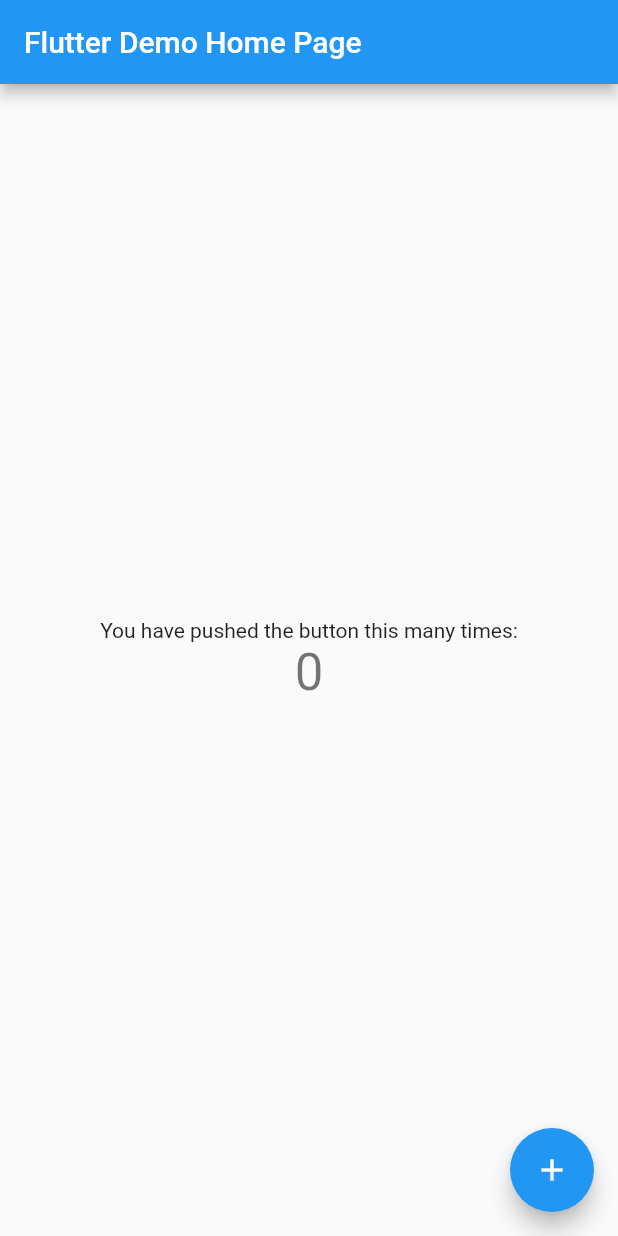
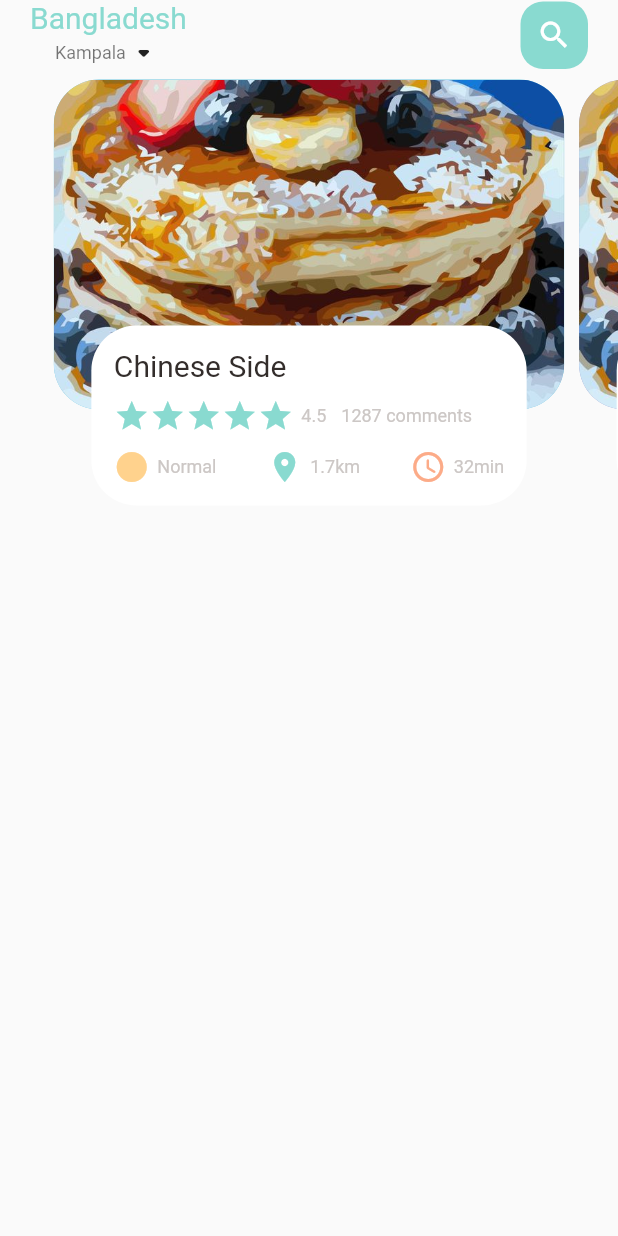
Before and after one commit to ssekuwanda/flutter_food_delivery, a Flutter app: the screen it shows after launch, on a phone screen of 412 x 824 dp. Run offline on Flutter 3.47's test engine with Material 2 defaults, Android fonts, the phone set to English and light mode, and no system bars.

Commit message:
added food zoom

```diff
--- /dev/null
+++ b/lib/home/food_page_body.dart
@@ -0,0 +1,147 @@
+import 'package:flutter/material.dart';
+import 'package:flutter_food_delivery_app/utils/colors.dart';
+import 'package:flutter_food_delivery_app/widgets/big_text.dart';
+import 'package:flutter_food_delivery_app/widgets/icon_and_text.dart';
+import 'package:flutter_food_delivery_app/widgets/small_text.dart';
+
+class FoodPageBody extends StatefulWidget {
+  const FoodPageBody({Key? key}) : super(key: key);
+
+  @override
+  _FoodPageBodyState createState() => _FoodPageBodyState();
+}
+
+class _FoodPageBodyState extends State<FoodPageBody> {
+  PageController pageController = PageController(viewportFraction: 0.85);
+  var _currPageValue = 0.0;
+  double _scaleFactor = 0.8;
+
+  @override
+  void initState() {
+    super.initState();
+    pageController.addListener(() {
+      setState(() {
+        _currPageValue = pageController.page!;
+      });
+    });
+  }
+
+  @override
+  void dispose() {
+    pageController.dispose();
+    super.dispose();
+  }
+
+  @override
+  Widget build(BuildContext context) {
+    return Container(
+      height: 320,
+      child: PageView.builder(
+          controller: pageController,
+          itemCount: 5,
+          itemBuilder: (context, position) {
+            return _buildPageItem(position);
+          }),
+    );
+  }
+
+  Widget _buildPageItem(int index) {
+    Matrix4 matrix = Matrix4.identity();
+    if (index == _currPageValue.floor()) {}
+    return Stack(
+      children: [
+        Container(
+          height: 220,
+          margin: EdgeInsets.only(
+            left: 5,
+            right: 5,
+            top: 6,
+          ),
+          decoration: BoxDecoration(
+            borderRadius: BorderRadius.circular(30),
+            color: index.isEven ? Color(0xFF69c5df) : Color(0xFF9294cc),
+            image: DecorationImage(
+              fit: BoxFit.cover,
+              image: AssetImage("assets/images/image6.jpg"),
+            ),
+          ),
+        ),
+        Align(
+          alignment: Alignment.bottomCenter,
+          child: Container(
+            height: 120,
+            margin: EdgeInsets.only(
+              left: 30,
+              right: 30,
+              bottom: 30,
+            ),
+            decoration: BoxDecoration(
+              borderRadius: BorderRadius.circular(30),
+              color: Colors.white,
+            ),
+            child: Container(
+              padding: EdgeInsets.only(
+                top: 15,
+                left: 15,
+                right: 15,
+              ),
+              child: Column(
+                crossAxisAlignment: CrossAxisAlignment.start,
+                children: [
+                  BigText(text: "Chinese Side"),
+                  SizedBox(
+                    height: 10,
+                  ),
+                  Row(
+                    children: [
+                      Wrap(
+                        children: List.generate(
+                          5,
+                          (index) => Icon(
+                            Icons.star,
+                            color: AppColors.mainColor,
+                          ),
+                        ),
+                      ),
+                      SizedBox(
+                        width: 5,
+                      ),
+                      SmallText(text: "4.5"),
+                      SizedBox(
+                        width: 10,
+                      ),
+                      SmallText(text: "1287 comments"),
+                    ],
+                  ),
+                  SizedBox(
+                    height: 10,
+                  ),
+                  Row(
+                    mainAxisAlignment: MainAxisAlignment.spaceBetween,
+                    children: [
+                      IconAndTextWidget(
+                        icon: Icons.circle,
+                        text: "Normal",
+                        iconColor: AppColors.iconColor1,
+                      ),
+                      IconAndTextWidget(
+                        icon: Icons.location_on,
+                        text: "1.7km",
+                        iconColor: AppColors.mainColor,
+                      ),
+                      IconAndTextWidget(
+                        icon: Icons.access_time_rounded,
+                        text: "32min",
+                        iconColor: AppColors.iconColor2,
+                      ),
+                    ],
+                  ),
+                ],
+              ),
+            ),
+          ),
+        ),
+      ],
+    );
+  }
+}
--- /dev/null
+++ b/lib/home/main_food_page.dart
@@ -0,0 +1,71 @@
+import 'package:flutter/material.dart';
+import 'package:flutter_food_delivery_app/home/food_page_body.dart';
+import 'package:flutter_food_delivery_app/utils/colors.dart';
+import 'package:flutter_food_delivery_app/widgets/big_text.dart';
+import 'package:flutter_food_delivery_app/widgets/small_text.dart';
+
+class MainFoodPage extends StatefulWidget {
+  const MainFoodPage({Key? key}) : super(key: key);
+
+  @override
+  _MainFoodPageState createState() => _MainFoodPageState();
+}
+
+class _MainFoodPageState extends State<MainFoodPage> {
+  @override
+  Widget build(BuildContext context) {
+    return Scaffold(
+      body: Container(
+        child: SafeArea(
+          child: Container(
+            child: Column(
+              children: [
+                Container(
+                  padding: EdgeInsets.only(left: 20, right: 20),
+                  child: Row(
+                    mainAxisAlignment: MainAxisAlignment.spaceBetween,
+                    children: [
+                      Column(
+                        crossAxisAlignment: CrossAxisAlignment.center,
+                        children: [
+                          BigText(
+                            text: "Bangladesh",
+                            color: AppColors.mainColor,
+                          ),
+                          Row(
+                            children: [
+                              SmallText(
+                                text: "Kampala",
+                                color: Colors.black54,
+                              ),
+                              const Icon(Icons.arrow_drop_down_rounded),
+                            ],
+                          ),
+                        ],
+                      ),
+                      Center(
+                        child: Container(
+                          width: 45,
+                          height: 45,
+                          child: Icon(
+                            Icons.search,
+                            color: Colors.white,
+                          ),
+                          decoration: BoxDecoration(
+                            borderRadius: BorderRadius.circular(15),
+                            color: AppColors.mainColor,
+                          ),
+                        ),
+                      ),
+                    ],
+                  ),
+                ),
+                FoodPageBody(),
+              ],
+            ),
+          ),
+        ),
+      ),
+    );
+  }
+}
--- a/lib/main.dart
+++ b/lib/main.dart
@@ -1,4 +1,6 @@
 import 'package:flutter/material.dart';
+
+import 'home/main_food_page.dart';
 
 void main() {
   runApp(const MyApp());
@@ -11,105 +13,12 @@
   @override
   Widget build(BuildContext context) {
     return MaterialApp(
+      debugShowCheckedModeBanner: false,
       title: 'Flutter Demo',
       theme: ThemeData(
-        // This is the theme of your application.
-        //
-        // Try running your application with "flutter run". You'll see the
-        // application has a blue toolbar. Then, without quitting the app, try
-        // changing the primarySwatch below to Colors.green and then invoke
-        // "hot reload" (press "r" in the console where you ran "flutter run",
-        // or simply save your changes to "hot reload" in a Flutter IDE).
-        // Notice that the counter didn't reset back to zero; the application
-        // is not restarted.
         primarySwatch: Colors.blue,
       ),
-      home: const MyHomePage(title: 'Flutter Demo Home Page'),
+      home: MainFoodPage(),
     );
   }
 }
-
-class MyHomePage extends StatefulWidget {
-  const MyHomePage({Key? key, required this.title}) : super(key: key);
-
-  // This widget is the home page of your application. It is stateful, meaning
-  // that it has a State object (defined below) that contains fields that affect
-  // how it looks.
-
-  // This class is the configuration for the state. It holds the values (in this
-  // case the title) provided by the parent (in this case the App widget) and
-  // used by the build method of the State. Fields in a Widget subclass are
-  // always marked "final".
-
-  final String title;
-
-  @override
-  State<MyHomePage> createState() => _MyHomePageState();
-}
-
-class _MyHomePageState extends State<MyHomePage> {
-  int _counter = 0;
-
-  void _incrementCounter() {
-    setState(() {
-      // This call to setState tells the Flutter framework that something has
-      // changed in this State, which causes it to rerun the build method below
-      // so that the display can reflect the updated values. If we changed
-      // _counter without calling setState(), then the build method would not be
-      // called again, and so nothing would appear to happen.
-      _counter++;
-    });
-  }
-
-  @override
-  Widget build(BuildContext context) {
-    // This method is rerun every time setState is called, for instance as done
-    // by the _incrementCounter method above.
-    //
-    // The Flutter framework has been optimized to make rerunning build methods
-    // fast, so that you can just rebuild anything that needs updating rather
-    // than having to individually change instances of widgets.
-    return Scaffold(
-      appBar: AppBar(
-        // Here we take the value from the MyHomePage object that was created by
-        // the App.build method, and use it to set our appbar title.
-        title: Text(widget.title),
-      ),
-      body: Center(
-        // Center is a layout widget. It takes a single child and positions it
-        // in the middle of the parent.
-        child: Column(
-          // Column is also a layout widget. It takes a list of children and
-          // arranges them vertically. By default, it sizes itself to fit its
-          // children horizontally, and tries to be as tall as its parent.
-          //
-          // Invoke "debug painting" (press "p" in the console, choose the
-          // "Toggle Debug Paint" action from the Flutter Inspector in Android
-          // Studio, or the "Toggle Debug Paint" command in Visual Studio Code)
-          // to see the wireframe for each widget.
-          //
-          // Column has various properties to control how it sizes itself and
-          // how it positions its children. Here we use mainAxisAlignment to
-          // center the children vertically; the main axis here is the vertical
-          // axis because Columns are vertical (the cross axis would be
-          // horizontal).
-          mainAxisAlignment: MainAxisAlignment.center,
-          children: <Widget>[
-            const Text(
-              'You have pushed the button this many times:',
-            ),
-            Text(
-              '$_counter',
-              style: Theme.of(context).textTheme.headline4,
-            ),
-          ],
-        ),
-      ),
-      floatingActionButton: FloatingActionButton(
-        onPressed: _incrementCounter,
-        tooltip: 'Increment',
-        child: const Icon(Icons.add),
-      ), // This trailing comma makes auto-formatting nicer for build methods.
-    );
-  }
-}
--- /dev/null
+++ b/lib/utils/colors.dart
@@ -0,0 +1,16 @@
+import 'dart:ui';
+
+class AppColors {
+  static final Color textColor = const Color(0xFFccc7c5);
+  static final Color mainColor = const Color(0xFF89dad0);
+// static final Color mainColor = const Color(0xFFfa7552);
+  static final Color iconColor1 = const Color(0xFFffd28d);
+  static final Color iconColor2 = const Color(0xFFfcab88);
+  static final Color paraColor = const Color(0xFF8f837f);
+  static final Color buttonBackgroundColor = const Color(0xFFf7f6f4);
+  static final Color signColor = const Color(0xFFa9a29f);
+  static final Color titleColor = const Color(0xFF5c524f);
+  static final Color mainBlackColor = const Color(0xff332d2b);
+  // static final Color yellowColor = const Color(0xFFfa7552);
+  static final Color yellowColor = const Color(0xFFffd379);
+}
--- /dev/null
+++ b/lib/widgets/big_text.dart
@@ -0,0 +1,29 @@
+import 'package:flutter/material.dart';
+
+class BigText extends StatelessWidget {
+  Color? color;
+  final String text;
+  double size;
+  TextOverflow overFlow;
+  BigText({
+    Key? key,
+    this.color = const Color(0xff332d2b),
+    required this.text,
+    this.size = 20.0,
+    this.overFlow = TextOverflow.ellipsis,
+  }) : super(key: key);
+
+  @override
+  Widget build(BuildContext context) {
+    return Text(
+      text,
+      maxLines: 1,
+      overflow: overFlow,
+      style: TextStyle(
+        color: color,
+        fontSize: size,
+        fontWeight: FontWeight.w400,
+      ),
+    );
+  }
+}
--- /dev/null
+++ b/lib/widgets/icon_and_text.dart
@@ -0,0 +1,26 @@
+import 'package:flutter/material.dart';
+import 'package:flutter_food_delivery_app/widgets/small_text.dart';
+
+class IconAndTextWidget extends StatelessWidget {
+  final IconData icon;
+  final String text;
+  final Color iconColor;
+
+  const IconAndTextWidget({
+    Key? key,
+    required this.icon,
+    required this.text,
+    required this.iconColor,
+  }) : super(key: key);
+
+  @override
+  Widget build(BuildContext context) {
+    return Row(
+      children: [
+        Icon(icon, color: iconColor),
+        SizedBox(width: 5),
+        SmallText(text: text),
+      ],
+    );
+  }
+}
--- /dev/null
+++ b/lib/widgets/small_text.dart
@@ -0,0 +1,27 @@
+import 'package:flutter/material.dart';
+
+class SmallText extends StatelessWidget {
+  Color? color;
+  final String text;
+  double size;
+  double height;
+  SmallText({
+    Key? key,
+    this.color = const Color(0xFFccc7c5),
+    required this.text,
+    this.size = 12.0,
+    this.height = 1.2,
+  }) : super(key: key);
+
+  @override
+  Widget build(BuildContext context) {
+    return Text(
+      text,
+      style: TextStyle(
+        color: color,
+        fontSize: size,
+        height: height,
+      ),
+    );
+  }
+}
```
Also changed, not shown: pubspec.yaml (+3 -5 lines), assets/images/image1.jpg (added), assets/images/image10.jpg (added), assets/images/image2.jpg (added), assets/images/image4.png (added), assets/images/image5.jpeg (added), assets/images/image6.jpg (added), assets/images/image7.jpg (added), assets/images/image8.jpg (added), 1 other file.
